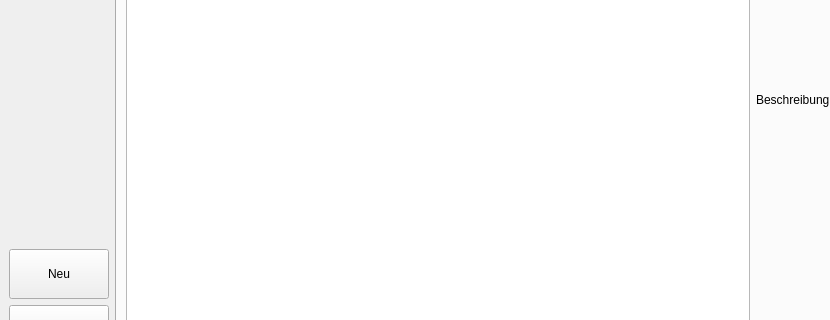
Old version of the form Qt/main.ui in the repository SIMKCN/LF11-Projekt; both pictures show x 0 to 830 and y 271 to 591 of the 1400 by 803 pixel window.
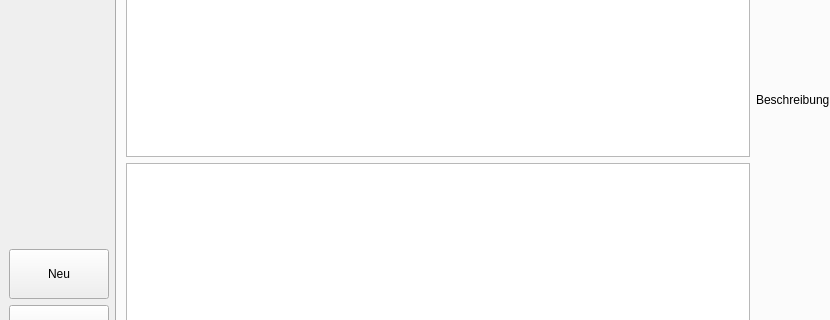
New version of the form. The open tabs and pages were chosen to show the change. Icons and pictures are not drawn.

Commit message: FIX UNIQUE StNr, Logo Upload, UI-Anpassungen

```diff
--- a/Qt/main.ui
+++ b/Qt/main.ui
@@ -1289,6 +1289,8 @@
          </attribute>
          <layout class="QHBoxLayout" name="layoutTabPositionenMain">
           <item>
+           <layout class="QVBoxLayout" name="verticalLayout_2">
+            <item>
            <widget class="QTableView" name="tv_positionen">
             <property name="editTriggers">
              <set>QAbstractItemView::EditTrigger::NoEditTriggers</set>
@@ -1297,6 +1299,11 @@
              <bool>true</bool>
             </property>
            </widget>
+            </item>
+            <item>
+             <widget class="QTableView" name="tv_detail_positionen"/>
+            </item>
+           </layout>
           </item>
           <item>
            <layout class="QVBoxLayout" name="positionenFormColumn">
```
Left out of the diff: 2 changed lines with no effect on the pictures. Lines whose indentation alone changed are shown as unchanged. The commit also changes 3 other files.
